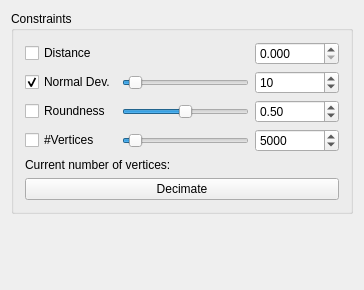
Old version of the form Plugin-Decimater/decimaterToolbar.ui in the repository ShenRen/OpenFlipper.
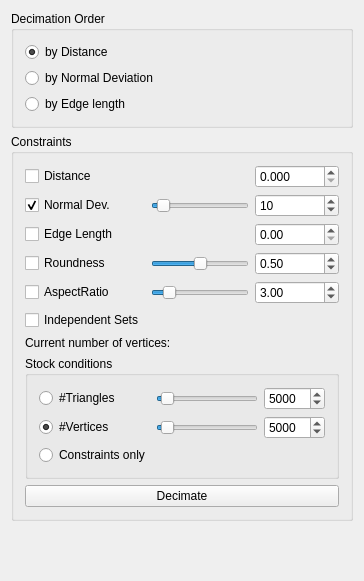
New version of the form.

Commit message:
Added the following Mods to the Decimater Plugin: Aspect Ratio Edge Length Independent Sets
Updated DecimaterInfo and the UI accordingly.

```diff
--- a/Plugin-Decimater/decimaterToolbar.ui
+++ b/Plugin-Decimater/decimaterToolbar.ui
@@ -7,13 +7,46 @@
     <x>0</x>
     <y>0</y>
     <width>364</width>
-    <height>290</height>
+    <height>581</height>
    </rect>
   </property>
   <property name="windowTitle">
    <string>Form</string>
   </property>
   <layout class="QVBoxLayout" name="verticalLayout">
+   <item>
+    <widget class="QGroupBox" name="groupBox">
+     <property name="title">
+      <string>Decimation Order</string>
+     </property>
+     <layout class="QVBoxLayout" name="verticalLayout_3">
+      <item>
+       <widget class="QRadioButton" name="rbByDistance">
+        <property name="text">
+         <string>by Distance</string>
+        </property>
+        <property name="checked">
+         <bool>true</bool>
+        </property>
+       </widget>
+      </item>
+      <item>
+       <widget class="QRadioButton" name="rbByNormalDeviation">
+        <property name="text">
+         <string>by Normal Deviation</string>
+        </property>
+       </widget>
+      </item>
+      <item>
+       <widget class="QRadioButton" name="rbByEdgeLength">
+        <property name="text">
+         <string>by Edge length</string>
+        </property>
+       </widget>
+      </item>
+     </layout>
+    </widget>
+   </item>
    <item>
     <widget class="QGroupBox" name="groupBox_2">
      <property name="title">
@@ -109,7 +142,7 @@
           </property>
          </widget>
         </item>
-        <item row="2" column="0">
+        <item row="3" column="0">
          <widget class="QCheckBox" name="cbRoundness">
           <property name="enabled">
            <bool>true</bool>
@@ -125,7 +158,7 @@
           </property>
          </widget>
         </item>
-        <item row="2" column="1">
+        <item row="3" column="1">
          <widget class="QSlider" name="roundnessSlider">
           <property name="maximum">
            <number>100</number>
@@ -138,7 +171,7 @@
           </property>
          </widget>
         </item>
-        <item row="2" column="2">
+        <item row="3" column="2">
          <widget class="QDoubleSpinBox" name="roundness">
           <property name="enabled">
            <bool>true</bool>
@@ -157,45 +190,60 @@
           </property>
          </widget>
         </item>
-        <item row="3" column="0">
-         <widget class="QCheckBox" name="cbVertices">
-          <property name="enabled">
-           <bool>true</bool>
-          </property>
+        <item row="4" column="0">
+         <widget class="QCheckBox" name="cbAspectRatio">
           <property name="text">
-           <string>#Vertices</string>
+           <string>AspectRatio</string>
           </property>
          </widget>
         </item>
-        <item row="3" column="1">
-         <widget class="QSlider" name="verticesCountSlider">
+        <item row="4" column="2">
+         <widget class="QDoubleSpinBox" name="aspectRatio">
           <property name="minimum">
-           <number>1</number>
+           <double>1.200000000000000</double>
           </property>
           <property name="maximum">
-           <number>100000</number>
+           <double>15.000000000000000</double>
           </property>
           <property name="value">
-           <number>5000</number>
+           <double>3.000000000000000</double>
+          </property>
+         </widget>
+        </item>
+        <item row="4" column="1">
+         <widget class="QSlider" name="aspectRatioSlider">
+          <property name="minimum">
+           <number>120</number>
+          </property>
+          <property name="maximum">
+           <number>1500</number>
+          </property>
+          <property name="value">
+           <number>300</number>
           </property>
           <property name="orientation">
            <enum>Qt::Horizontal</enum>
           </property>
          </widget>
         </item>
-        <item row="3" column="2">
-         <widget class="QSpinBox" name="verticesCount">
-          <property name="enabled">
-           <bool>true</bool>
+        <item row="2" column="0">
+         <widget class="QCheckBox" name="cbEdgeLength">
+          <property name="text">
+           <string>Edge Length</string>
           </property>
-          <property name="minimum">
-           <number>1</number>
+         </widget>
+        </item>
+        <item row="2" column="2">
+         <widget class="QDoubleSpinBox" name="edgeLength">
+          <property name="singleStep">
+           <double>0.010000000000000</double>
           </property>
-          <property name="maximum">
-           <number>99999</number>
-          </property>
-          <property name="value">
-           <number>5000</number>
+         </widget>
+        </item>
+        <item row="5" column="0">
+         <widget class="QCheckBox" name="cbIndependentSets">
+          <property name="text">
+           <string>Independent Sets</string>
           </property>
          </widget>
         </item>
@@ -225,6 +273,100 @@
         </item>
        </layout>
       </item>
+      <item>
+       <widget class="QGroupBox" name="groupBox_3">
+        <property name="title">
+         <string>Stock conditions</string>
+        </property>
+        <layout class="QGridLayout" name="gridLayout_2">
+         <item row="0" column="0">
+          <widget class="QRadioButton" name="rbTriangles">
+           <property name="text">
+            <string>#Triangles</string>
+           </property>
+          </widget>
+         </item>
+         <item row="0" column="1">
+          <widget class="QSlider" name="trianglesCountSlider">
+           <property name="minimum">
+            <number>1</number>
+           </property>
+           <property name="maximum">
+            <number>100000</number>
+           </property>
+           <property name="value">
+            <number>5000</number>
+           </property>
+           <property name="orientation">
+            <enum>Qt::Horizontal</enum>
+           </property>
+          </widget>
+         </item>
+         <item row="0" column="2">
+          <widget class="QSpinBox" name="trianglesCount">
+           <property name="minimum">
+            <number>1</number>
+           </property>
+           <property name="maximum">
+            <number>99999</number>
+           </property>
+           <property name="value">
+            <number>5000</number>
+           </property>
+          </widget>
+         </item>
+         <item row="1" column="0">
+          <widget class="QRadioButton" name="rbVertices">
+           <property name="text">
+            <string>#Vertices</string>
+           </property>
+           <property name="checked">
+            <bool>true</bool>
+           </property>
+          </widget>
+         </item>
+         <item row="1" column="1">
+          <widget class="QSlider" name="verticesCountSlider">
+           <property name="minimum">
+            <number>1</number>
+           </property>
+           <property name="maximum">
+            <number>100000</number>
+           </property>
+           <property name="value">
+            <number>5000</number>
+           </property>
+           <property name="orientation">
+            <enum>Qt::Horizontal</enum>
+           </property>
+          </widget>
+         </item>
+         <item row="1" column="2">
+          <widget class="QSpinBox" name="verticesCount">
+           <property name="enabled">
+            <bool>true</bool>
+           </property>
+           <property name="minimum">
+            <number>1</number>
+           </property>
+           <property name="maximum">
+            <number>99999</number>
+           </property>
+           <property name="value">
+            <number>5000</number>
+           </property>
+          </widget>
+         </item>
+         <item row="2" column="0">
+          <widget class="QRadioButton" name="rbConstraintsOnly">
+           <property name="text">
+            <string>Constraints only</string>
+           </property>
+          </widget>
+         </item>
+        </layout>
+       </widget>
+      </item>
       <item>
        <widget class="QPushButton" name="pbDecimate">
         <property name="enabled">
```
Left out of the diff: 69 changed lines with no effect on the pictures. The commit also changes 4 other files.
